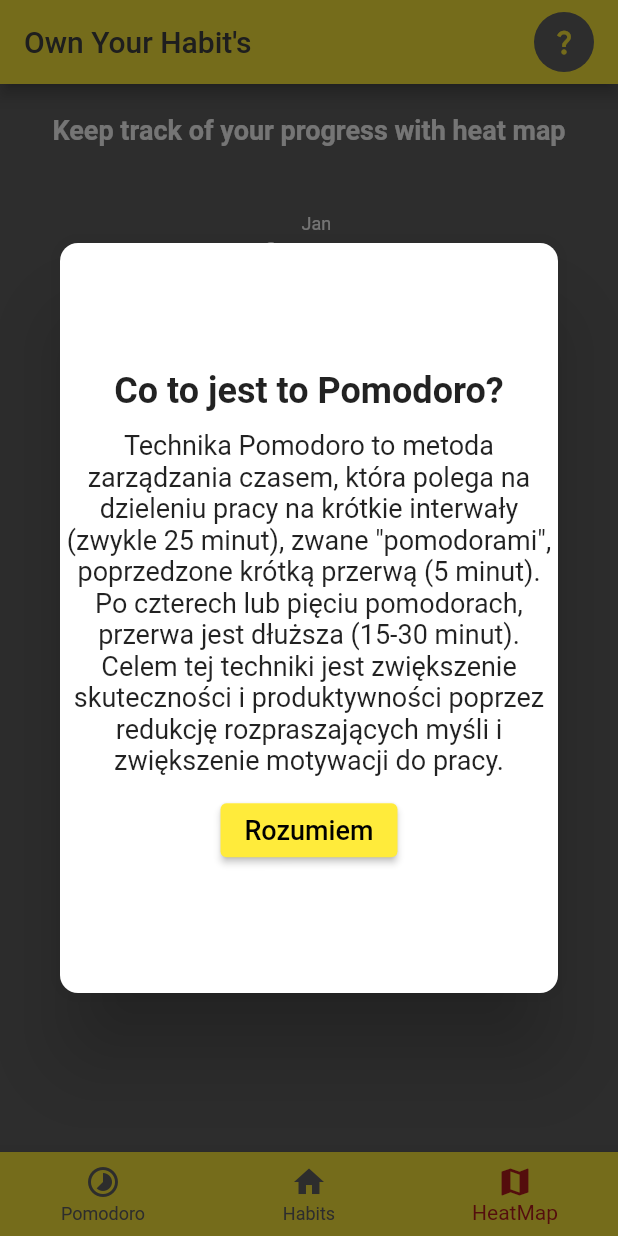
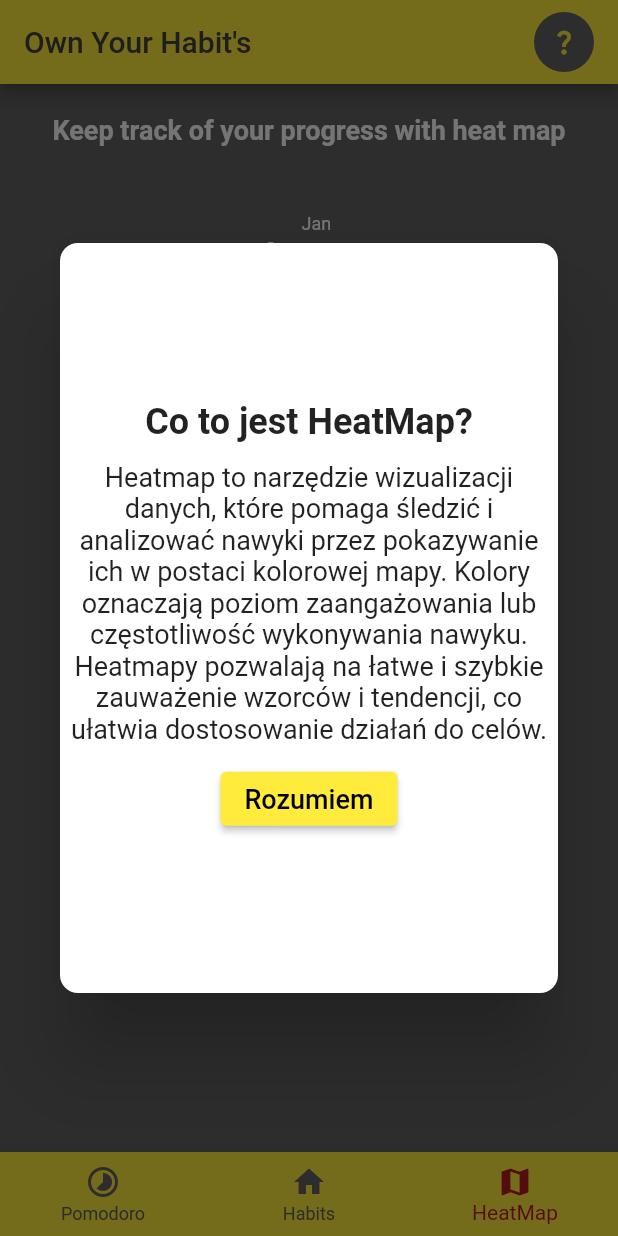
Before and after one commit to patrickkoszewski/habit_tracker_hive_local_storage, a Flutter app: the screen it shows after launch, item 3 of the bottom bar chosen, after a tap on the "question mark" icon, on a phone screen of 412 x 824 dp. Run offline on Flutter 3.47's test engine with Material 2 defaults, Android fonts, the phone set to English and light mode, and no system bars; drawn by our look-alikes of flutter_heatmap_calendar; our stand-ins replace audioplayers, flutter_slidable, hive_flutter, percent_indicator; accounts and stored records are empty.

Commit message:
Add guides custom dialog

```diff
--- a/lib/components/habit_tile.dart
+++ b/lib/components/habit_tile.dart
@@ -23,7 +23,7 @@ class HabitTile extends StatelessWidget {
       padding: const EdgeInsets.all(16),
       child: Slidable(
         endActionPane: ActionPane(
-          motion: StretchMotion(),
+          motion: const StretchMotion(),
           children: [
             //settings option
             SlidableAction(
--- a/lib/components/month_summary.dart
+++ b/lib/components/month_summary.dart
@@ -20,7 +20,7 @@ class MonthlySummary extends StatelessWidget {
       ),
       child: HeatMap(
         startDate: createDateTimeObject(startDate),
-        endDate: DateTime.now().add(Duration(days: 0)),
+        endDate: DateTime.now().add(const Duration(days: 0)),
         datasets: datasets,
         colorMode: ColorMode.color,
         defaultColor: Colors.grey[200],
--- a/lib/components/my_fab.dart
+++ b/lib/components/my_fab.dart
@@ -12,7 +12,7 @@ class MyFloatingActionButton extends StatelessWidget {
   Widget build(BuildContext context) {
     return FloatingActionButton(
       onPressed: onPressed,
-      child: Icon(Icons.add),
+      child: const Icon(Icons.add),
     );
   }
 }
--- a/lib/pages/heat_map_page.dart
+++ b/lib/pages/heat_map_page.dart
@@ -48,8 +48,8 @@ class _HeatMapPageState extends State<HeatMapPage> {
       body: Center(
         child: Column(
           children: [
-            Padding(
-              padding: const EdgeInsets.all(20.0),
+            const Padding(
+              padding: EdgeInsets.all(20.0),
               child: SizedBox(
                 child: Text(
                   'Keep track of your progress with heat map',
--- a/lib/pages/home_page.dart
+++ b/lib/pages/home_page.dart
@@ -1,8 +1,9 @@
 import 'package:flutter/material.dart';
 import 'package:habit_tracker_hive_local_storage/pages/habit_page.dart';
 import 'package:habit_tracker_hive_local_storage/pages/pomodoro_page.dart';
-import 'package:habit_tracker_hive_local_storage/pages/profile_page.dart';
 import 'package:habit_tracker_hive_local_storage/pages/heat_map_page.dart';
+import 'package:habit_tracker_hive_local_storage/widget/habit_guide.dart';
+import 'package:habit_tracker_hive_local_storage/widget/heatmap_guide.dart';
 import 'package:habit_tracker_hive_local_storage/widget/pomodoro_guide.dart';
 // import 'package:habit_tracker_hive_local_storage/pages/timer.dart';
 
@@ -15,12 +16,17 @@ class HomePage extends StatefulWidget {
 
 class _HomePageState extends State<HomePage> {
   int _selectedIndex = 0;
-  static const TextStyle optionStyle =
-      TextStyle(fontSize: 30, fontWeight: FontWeight.bold);
-  static List<Widget> _widgetOptions = <Widget>[
+  //static const TextStyle optionStyle =
+  //  TextStyle(fontSize: 30, fontWeight: FontWeight.bold);
+  final List<Widget> _guideOptions = <Widget>[
+    const PomodoroGuidePage(),
+    const HabitGuidePage(),
+    const HeatMapGuidePage(),
+  ];
+  final List<Widget> _widgetOptions = <Widget>[
     PomodoroPage(),
-    HabitPage(),
-    HeatMapPage(),
+    const HabitPage(),
+    const HeatMapPage(),
   ];
 
   void _onItemTapped(int index) {
@@ -46,7 +52,7 @@ class _HomePageState extends State<HomePage> {
                 showDialog(
                   context: context,
                   builder: (BuildContext context) {
-                    return PomodoroGuidePage();
+                    return _guideOptions.elementAt(_selectedIndex);
                   },
                 );
               },
--- a/lib/widget/habit_guide.dart
+++ b/lib/widget/habit_guide.dart
@@ -9,14 +9,14 @@ class HabitGuidePage extends StatelessWidget {
       shape: RoundedRectangleBorder(
         borderRadius: BorderRadius.circular(12),
       ),
-      child: Container(
+      child: SizedBox(
         height: 500,
         width: 500,
         child: Column(
           mainAxisAlignment: MainAxisAlignment.center,
           children: <Widget>[
             const Text(
-              'Co to jest to Pomodoro?',
+              'Jak ważne są nawyki?',
               style: TextStyle(
                 fontSize: 24,
                 fontWeight: FontWeight.bold,
--- a/lib/widget/heatmap_guide.dart
+++ b/lib/widget/heatmap_guide.dart
@@ -9,14 +9,14 @@ class HeatMapGuidePage extends StatelessWidget {
       shape: RoundedRectangleBorder(
         borderRadius: BorderRadius.circular(12),
       ),
-      child: Container(
+      child: SizedBox(
         height: 500,
         width: 500,
         child: Column(
           mainAxisAlignment: MainAxisAlignment.center,
           children: <Widget>[
             const Text(
-              'Co to jest to Pomodoro?',
+              'Co to jest HeatMap?',
               style: TextStyle(
                 fontSize: 24,
                 fontWeight: FontWeight.bold,
--- a/lib/widget/pomodoro_guide.dart
+++ b/lib/widget/pomodoro_guide.dart
@@ -9,7 +9,7 @@ class PomodoroGuidePage extends StatelessWidget {
       shape: RoundedRectangleBorder(
         borderRadius: BorderRadius.circular(12),
       ),
-      child: Container(
+      child: SizedBox(
         height: 500,
         width: 500,
         child: Column(
```
Also changed, not shown: lib/components/my_alert_box.dart (+4 -4 lines).
